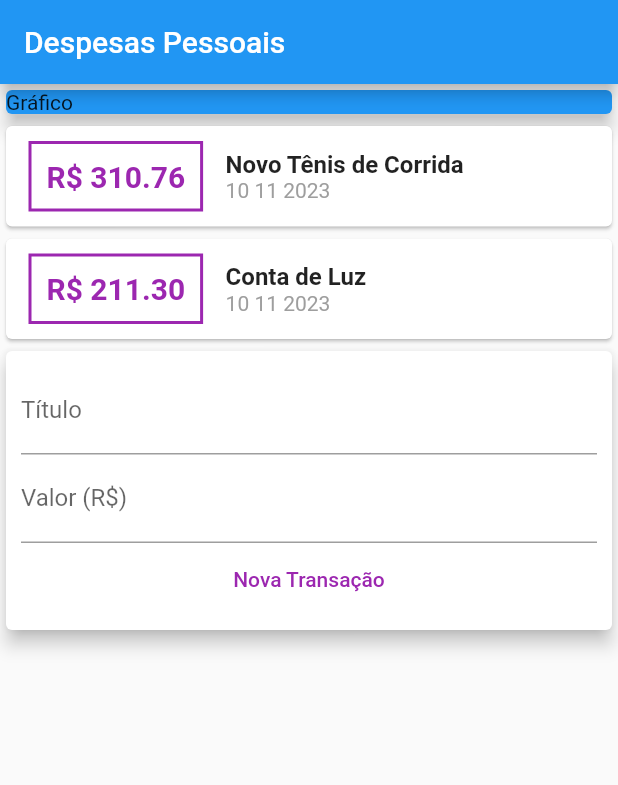
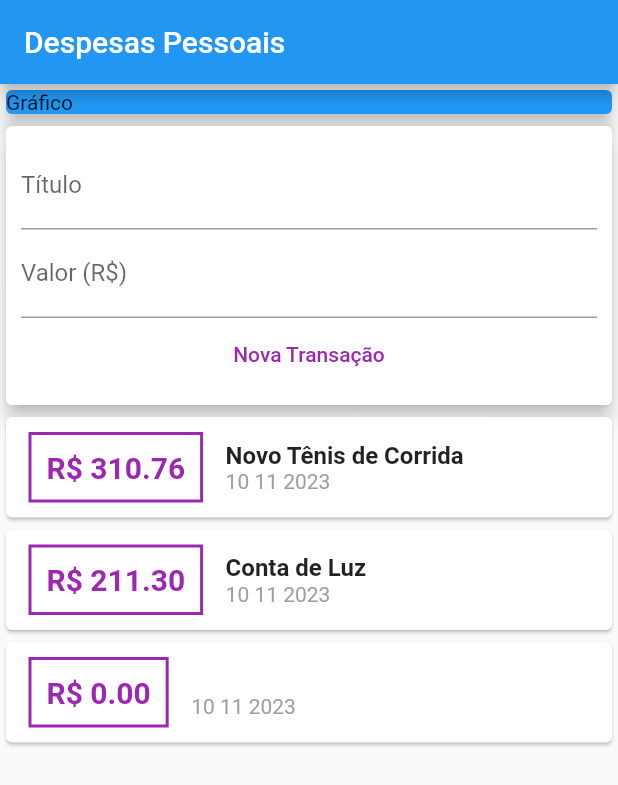
Before and after one commit to heitorleonny/expenses, a Flutter app: the screen it shows after launch, after a tap on "Nova Transação", on a phone screen of 412 x 824 dp. Shown: the top 785 px of the screen. Run offline on Flutter 3.47's test engine with Material 2 defaults, Android fonts, the phone set to English and light mode, and no system bars.

Commit message:
add transactions as listview

```diff
--- a/lib/components/transaction_form.dart
+++ b/lib/components/transaction_form.dart
@@ -3,6 +3,10 @@ import 'package:flutter/material.dart';
 class TransactionForm extends StatelessWidget {
   final titleController = TextEditingController();
   final valueController = TextEditingController();
+
+  final void Function(String, double) onSubmit;
+
+  TransactionForm(this.onSubmit);
 
   @override
   Widget build(BuildContext context) {
@@ -32,7 +36,11 @@ class TransactionForm extends StatelessWidget {
                         color: Colors.purple,
                       ),),
 
-                      onPressed: () {},
+                      onPressed: () {
+                        final title = titleController.text;
+                        final value = double.tryParse(valueController.text) ?? 0.0;
+                        onSubmit(title, value);
+                      },
                     ),
                   ],
                 ),
--- a/lib/components/transaction_list.dart
+++ b/lib/components/transaction_list.dart
@@ -9,8 +9,12 @@ class TransactionList extends StatelessWidget {
 
   @override
   Widget build(BuildContext context) {
-    return Column(
-            children: transactions.map((tr){
+    return Container(
+      height: 300,
+      child: ListView.builder(
+        itemCount: transactions.length,
+        itemBuilder: (ctx, index){
+          final tr = transactions[index];
           return Card(
                   child: Row(children: <Widget>[
                     Container(
@@ -55,7 +59,9 @@ class TransactionList extends StatelessWidget {
                   ]),
 
                 );
-            }).toList(),
+        },
+
+            ),
     );
   }
 }
--- a/lib/components/transaction_user.dart
+++ b/lib/components/transaction_user.dart
@@ -1,3 +1,5 @@
+import 'dart:math';
+
 import 'package:expenses/components/transaction_form.dart';
 import 'package:expenses/components/transaction_list.dart';
 import 'package:flutter/material.dart';
@@ -27,12 +29,29 @@ class _TransactionUserState extends State<TransactionUser> {
       date: DateTime.now(),
     ),
   ];
+
+
+  _addTransaction(String title, double value){
+    final newTransaction = Transaction(
+      id: Random().nextDouble().toString(),
+      title: title,
+      value: value,
+      date: DateTime.now(),
+      );
+
+    setState(() {
+      _transactions.add(newTransaction);
+    });
+
+  }
+
+
   @override
   Widget build(BuildContext context) {
     return Column(
       children: <Widget>[
+        TransactionForm(_addTransaction),
         TransactionList(_transactions),
-        TransactionForm(),
       ],
     );
   }
--- a/lib/main.dart
+++ b/lib/main.dart
@@ -29,7 +29,8 @@ class MyHomePage extends StatelessWidget {
       appBar: AppBar(
         title: Text('Despesas Pessoais'),
       ),
-      body: Column(
+      body: SingleChildScrollView(
+        child: Column(
           crossAxisAlignment: CrossAxisAlignment.stretch,
           children: <Widget>[
             Container(
@@ -40,7 +41,8 @@ class MyHomePage extends StatelessWidget {
               ),
             ),
             TransactionUser(),
-        ],)
+          ],),
+      )
     );
   }
 }
```
Lines whose indentation alone changed are shown as unchanged.
